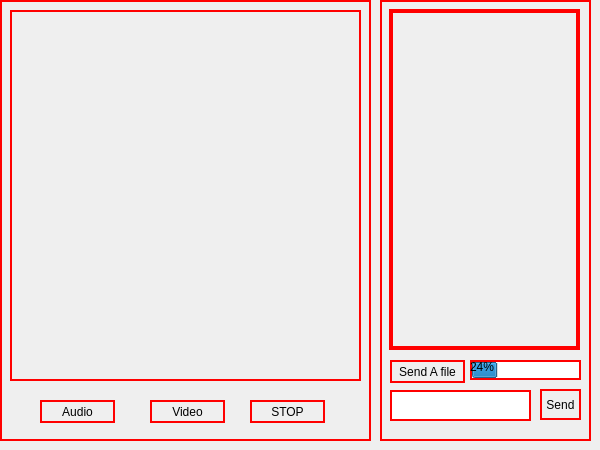
Above: main_window.ui from devashishpan/Chat_Server before the change. Below: the same form after it.
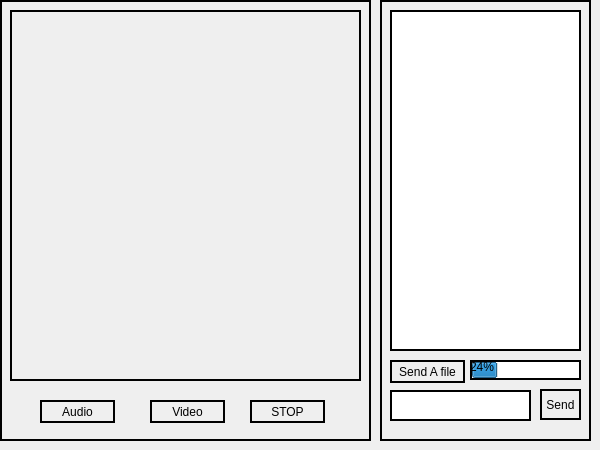
That is the form after the change.

```diff
--- a/main_window.ui
+++ b/main_window.ui
@@ -24,7 +24,7 @@
    </property>
    <property name="styleSheet">
     <string notr="true">border: 2px solid;
-border-color: red;</string>
+border-color: black;</string>
    </property>
    <widget class="QPushButton" name="audio">
     <property name="geometry">
@@ -87,34 +87,8 @@
    </property>
    <property name="styleSheet">
     <string notr="true">border: 2px solid;
-border-color: red;</string>
+border-color: black;</string>
    </property>
-   <widget class="QScrollArea" name="messages">
-    <property name="geometry">
-     <rect>
-      <x>9</x>
-      <y>9</y>
-      <width>191</width>
-      <height>341</height>
-     </rect>
-    </property>
-    <property name="layoutDirection">
-     <enum>Qt::LeftToRight</enum>
-    </property>
-    <property name="widgetResizable">
-     <bool>true</bool>
-    </property>
-    <widget class="QWidget" name="messaging_area">
-     <property name="geometry">
-      <rect>
-       <x>0</x>
-       <y>0</y>
-       <width>187</width>
-       <height>337</height>
-      </rect>
-     </property>
-    </widget>
-   </widget>
    <widget class="QLineEdit" name="message_box">
     <property name="geometry">
      <rect>
@@ -167,6 +141,16 @@
      <number>24</number>
     </property>
    </widget>
+   <widget class="QTextEdit" name="textArea">
+    <property name="geometry">
+     <rect>
+      <x>10</x>
+      <y>10</y>
+      <width>191</width>
+      <height>341</height>
+     </rect>
+    </property>
+   </widget>
   </widget>
  </widget>
  <resources/>
```
